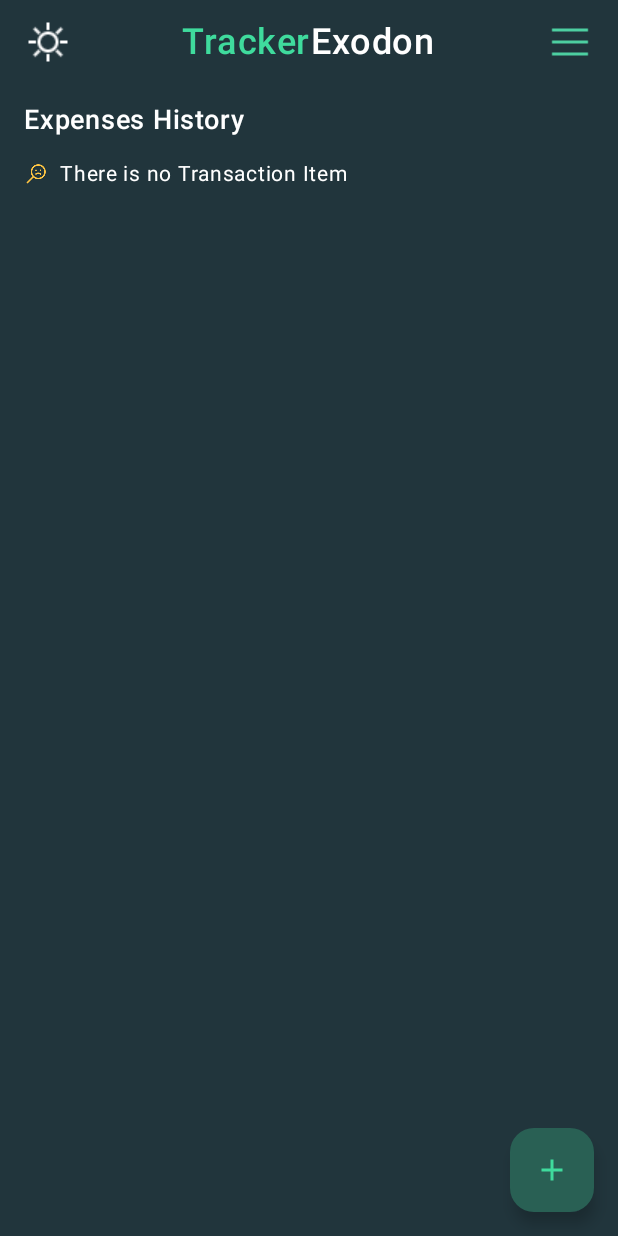
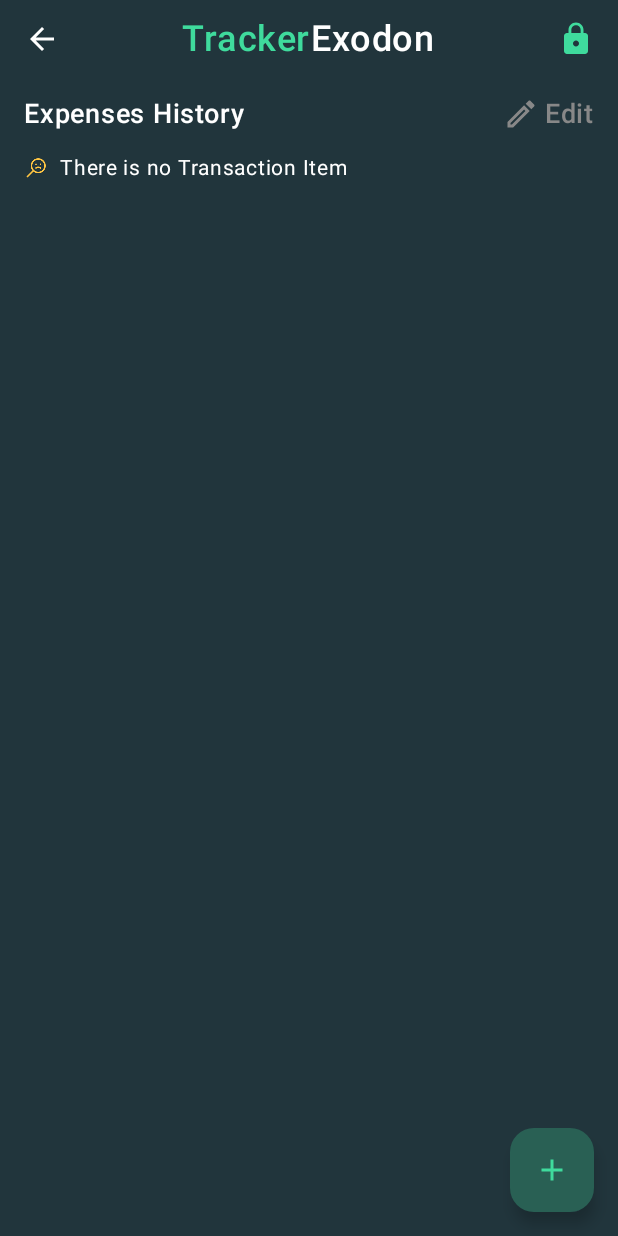
Before and after one commit to imtiazshawn/Tracker_Exodon, an Android app built with Jetpack Compose: the ExpenseHistoryScreen screen opened through its navigation route, on a phone screen of 412 x 824 dp. Run offline under Robolectric (Android 15) with nearby library versions, the light colour scheme and no system bars; our stand-ins replace Room's generated code, accompanist.

Commit message:
Edit & Delete button added in the UI & header changes

```diff
--- a/app/src/main/java/com/example/trackerexodon/components/Header.kt
+++ b/app/src/main/java/com/example/trackerexodon/components/Header.kt
@@ -1,24 +1,28 @@
 package com.example.trackerexodon.components
 
-import androidx.compose.foundation.Image
+import androidx.compose.foundation.clickable
 import androidx.compose.foundation.layout.Arrangement
 import androidx.compose.foundation.layout.Row
 import androidx.compose.foundation.layout.fillMaxWidth
 import androidx.compose.foundation.layout.padding
 import androidx.compose.foundation.layout.size
+import androidx.compose.material.icons.Icons
+import androidx.compose.material.icons.filled.Lock
+import androidx.compose.material.icons.outlined.ArrowBack
+import androidx.compose.material.icons.outlined.Info
+import androidx.compose.material3.Icon
 import androidx.compose.material3.Text
 import androidx.compose.runtime.Composable
 import androidx.compose.ui.Alignment
 import androidx.compose.ui.Modifier
 import androidx.compose.ui.graphics.Color
-import androidx.compose.ui.res.painterResource
 import androidx.compose.ui.text.font.FontWeight
 import androidx.compose.ui.unit.dp
 import androidx.compose.ui.unit.sp
-import com.example.trackerexodon.R
+import androidx.navigation.NavHostController
 
 @Composable
-fun Header() {
+fun Header(backButton: Boolean, navController: NavHostController) {
     Row(
         modifier = Modifier
             .fillMaxWidth()
@@ -26,12 +30,25 @@ fun Header() {
         verticalAlignment = Alignment.CenterVertically,
         horizontalArrangement = Arrangement.SpaceBetween
     ) {
-
-        Image(
-            painter = painterResource(id = R.drawable.ic_sun),
-            contentDescription = null,
-            modifier = Modifier.size(32.dp)
-        )
+        if (backButton) {
+            Icon(
+                imageVector = Icons.Outlined.ArrowBack,
+                contentDescription = null,
+                tint = Color.White,
+                modifier = Modifier
+                    .size(24.dp)
+                    .clickable {
+                        navController.popBackStack()
+                    }
+            )
+        } else {
+            Icon(
+                imageVector = Icons.Outlined.Info,
+                contentDescription = null,
+                tint = Color.White,
+                modifier = Modifier.size(24.dp)
+            )
+        }
         Row(verticalAlignment = Alignment.CenterVertically) {
             Text(
                 text = "Tracker",
@@ -46,10 +63,11 @@ fun Header() {
                 fontWeight = FontWeight.SemiBold
             )
         }
-        Image(
-            painter = painterResource(id = R.drawable.ic_menu),
+        Icon(
+            imageVector = Icons.Default.Lock,
             contentDescription = null,
-            modifier = Modifier.size(32.dp)
+            tint = Color(0xFF3FDB9D),
+            modifier = Modifier.size(24.dp)
         )
     }
 }
--- a/app/src/main/java/com/example/trackerexodon/screens/AddExpenseScreen.kt
+++ b/app/src/main/java/com/example/trackerexodon/screens/AddExpenseScreen.kt
@@ -75,7 +75,7 @@ fun AddExpenseScreen(navController: NavHostController) {
     )
 
 
-    Scaffold(topBar = { Header() }, floatingActionButton = {
+    Scaffold(topBar = { Header(false, navController) }, floatingActionButton = {
         Row(
             modifier = Modifier
                 .fillMaxWidth()
--- a/app/src/main/java/com/example/trackerexodon/screens/ExpenseHistoryScreen.kt
+++ b/app/src/main/java/com/example/trackerexodon/screens/ExpenseHistoryScreen.kt
@@ -2,10 +2,13 @@ package com.example.trackerexodon.screens
 
 import androidx.compose.foundation.Image
 import androidx.compose.foundation.background
+import androidx.compose.foundation.clickable
+import androidx.compose.foundation.layout.Arrangement
 import androidx.compose.foundation.layout.Column
 import androidx.compose.foundation.layout.Row
 import androidx.compose.foundation.layout.Spacer
 import androidx.compose.foundation.layout.fillMaxSize
+import androidx.compose.foundation.layout.fillMaxWidth
 import androidx.compose.foundation.layout.height
 import androidx.compose.foundation.layout.padding
 import androidx.compose.foundation.layout.size
@@ -14,6 +17,8 @@ import androidx.compose.foundation.lazy.LazyColumn
 import androidx.compose.foundation.lazy.items
 import androidx.compose.material.icons.Icons
 import androidx.compose.material.icons.filled.Add
+import androidx.compose.material.icons.outlined.Close
+import androidx.compose.material.icons.outlined.Edit
 import androidx.compose.material3.FloatingActionButton
 import androidx.compose.material3.Icon
 import androidx.compose.material3.Scaffold
@@ -22,6 +27,8 @@ import androidx.compose.runtime.Composable
 import androidx.compose.runtime.LaunchedEffect
 import androidx.compose.runtime.collectAsState
 import androidx.compose.runtime.getValue
+import androidx.compose.runtime.mutableStateOf
+import androidx.compose.runtime.remember
 import androidx.compose.ui.Alignment
 import androidx.compose.ui.Modifier
 import androidx.compose.ui.graphics.Color
@@ -54,12 +61,16 @@ fun ExpenseHistoryScreen(navController: NavHostController) {
         )
     }
 
+    val editable = remember {
+        mutableStateOf(false)
+    }
+
     // ViewModel State
     val state by viewModel.expenses.collectAsState(initial = emptyList())
     val sortedList = state.sortedByDescending { it.date.toLong() }
 
     Scaffold(
-        topBar = { Header() },
+        topBar = { Header(true, navController) },
         floatingActionButton = {
             FloatingActionButton(
                 onClick = { navController.navigate("ADD_EXPENSE") },
@@ -80,7 +91,14 @@ fun ExpenseHistoryScreen(navController: NavHostController) {
                 .padding(paddingValues)
         ) {
             Column(
-                modifier = Modifier.fillMaxSize().padding(horizontal = 16.dp, vertical = 12.dp)
+                modifier = Modifier
+                    .fillMaxSize()
+                    .padding(horizontal = 16.dp, vertical = 12.dp)
+            ) {
+                Row(
+                    modifier = Modifier.fillMaxWidth(),
+                    horizontalArrangement = Arrangement.SpaceBetween,
+                    verticalAlignment = Alignment.CenterVertically
                 ) {
                     Text(
                         text = "Expenses History",
@@ -88,6 +106,25 @@ fun ExpenseHistoryScreen(navController: NavHostController) {
                         fontSize = 18.sp,
                         fontWeight = FontWeight.SemiBold
                     )
+                    Row(
+                        modifier = Modifier.clickable {
+                            editable.value = !editable.value
+                        }
+                    ) {
+                        Icon(
+                            imageVector = if(editable.value) Icons.Outlined.Close else Icons.Outlined.Edit,
+                            contentDescription = null,
+                            tint = Color.Gray,
+                        )
+                        Spacer(modifier = Modifier.width(4.dp))
+                        Text(
+                            text = if(editable.value) "Cancel" else "Edit",
+                            color = Color.Gray,
+                            fontSize = 18.sp,
+                            fontWeight = FontWeight.SemiBold
+                        )
+                    }
+                }
                 Spacer(modifier = Modifier.height(12.dp))
 
                 if (sortedList.isEmpty()) {
@@ -118,7 +155,8 @@ fun ExpenseHistoryScreen(navController: NavHostController) {
                                 type = item.type,
                                 color = if (item.type == "Income") Color(0xFF3FDB9D) else Color(0xFFFC575D),
                                 icon = viewModel.getItemIcon(item),
-                                valueType = if (item.type == "Income") "+" else "-"
+                                valueType = if (item.type == "Income") "+" else "-",
+                                editable = editable
                             )
                         }
                     }
--- a/app/src/main/java/com/example/trackerexodon/screens/HomeScreen.kt
+++ b/app/src/main/java/com/example/trackerexodon/screens/HomeScreen.kt
@@ -26,6 +26,8 @@ import androidx.compose.runtime.Composable
 import androidx.compose.runtime.LaunchedEffect
 import androidx.compose.runtime.collectAsState
 import androidx.compose.runtime.getValue
+import androidx.compose.runtime.mutableStateOf
+import androidx.compose.runtime.remember
 import androidx.compose.ui.Alignment
 import androidx.compose.ui.Modifier
 import androidx.compose.ui.graphics.Color
@@ -71,7 +73,7 @@ fun HomeScreen(navController: NavHostController) {
     val categoryPercentages = viewModel.getCategoryPercentages(state)
 
     Scaffold(
-        topBar = { Header() },
+        topBar = { Header(false, navController) },
         floatingActionButton = {
             FloatingActionButton(
                 onClick = { navController.navigate("ADD_EXPENSE") },
@@ -213,7 +215,8 @@ fun ExpenseHomeHistory(
                     type = item.type,
                     color = if (item.type == "Income") Color(0xFF3FDB9D) else Color(0xFFFC575D),
                     icon = viewModel.getItemIcon(item),
-                    valueType = if (item.type == "Income") "+" else "-"
+                    valueType = if (item.type == "Income") "+" else "-",
+                    editable = remember { mutableStateOf(false) }
                 )
             }
             Row(
```
Also changed, not shown: app/src/main/java/com/example/trackerexodon/components/TransactionItem.kt (+50 -5 lines), app/src/main/res/drawable/ic_menu.png (deleted), app/src/main/res/drawable/ic_sun.png (deleted). Lines whose indentation alone changed are shown as unchanged.
